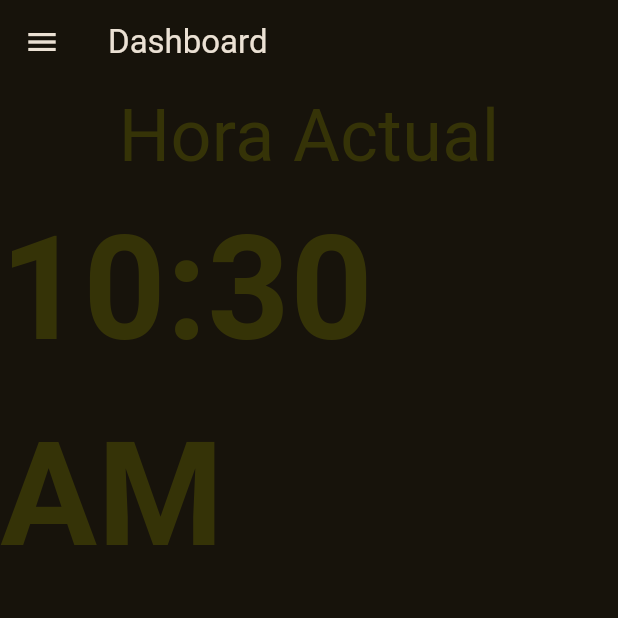
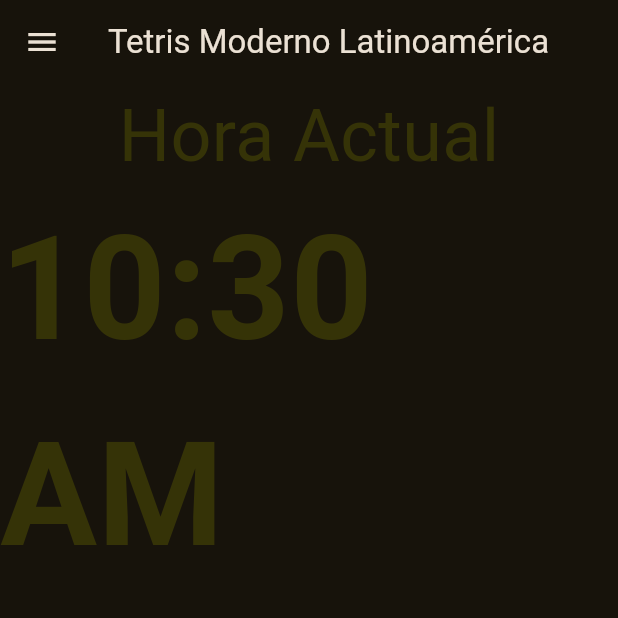
Before and after one commit to Shompi/tml-admin-tools, a Flutter app: the screen it shows after launch, on a phone screen of 412 x 824 dp, the top half of it. Run offline on Flutter 3.47's test engine with Material 3 defaults, Android fonts, the phone set to English and light mode, and no system bars.

Commit message:
Changed appbar name

```diff
--- a/adminpanel/lib/features/home/home.dart
+++ b/adminpanel/lib/features/home/home.dart
@@ -25,7 +25,7 @@ class _HomePageState extends State<HomePage> {
   @override
   Widget build(BuildContext context) {
     return Scaffold(
-      appBar: AppBar(title: Text("Dashboard")),
+      appBar: AppBar(title: Text("Tetris Moderno Latinoamérica")),
       drawer: AppDrawer(
         selectedIndex: _selectedIndex,
         onSelected: (i) {
```
